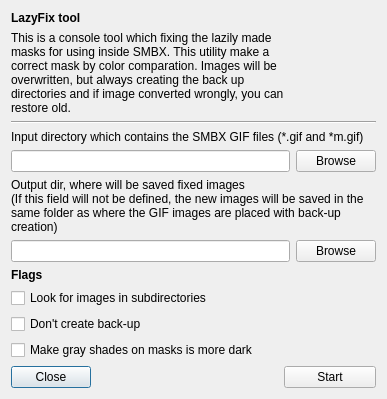
This is Editor/external_tools/lazyfixtool_gui.ui in WohlSoft/Moondust-Project as Qt 5 draws it before an edit. The edited form follows.
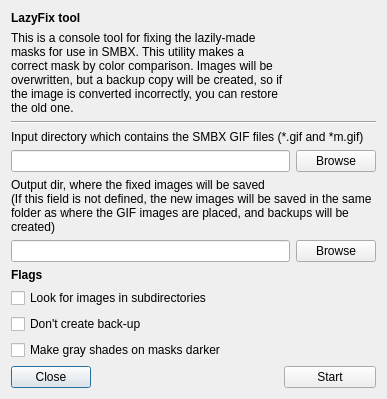
This is the edited form. Icons and pictures are not drawn.

Commit message: Spell Check & Proofreading

Patch:
```diff
--- a/Editor/external_tools/lazyfixtool_gui.ui
+++ b/Editor/external_tools/lazyfixtool_gui.ui
@@ -74,7 +74,7 @@
    <item row="10" column="0" colspan="5">
     <widget class="QCheckBox" name="grayMasks">
      <property name="text">
-      <string>Make gray shades on masks is more dark</string>
+      <string>Make gray shades on masks darker</string>
      </property>
     </widget>
    </item>
@@ -149,7 +149,7 @@
    <item row="1" column="0" colspan="3">
     <widget class="QLabel" name="label_3">
      <property name="text">
-      <string comment="About GIFs2PNG tool">This is a console tool which fixing the lazily made masks for using inside SMBX. This utility make a correct mask by color comparation. Images will be overwritten, but always creating the back up directories and if image converted wrongly, you can restore old.</string>
+      <string comment="About GIFs2PNG tool">This is a console tool for fixing the lazily-made masks for use in SMBX. This utility makes a correct mask by color comparison. Images will be overwritten, but a backup copy will be created, so if the image is converted incorrectly, you can restore the old one.</string>
      </property>
      <property name="alignment">
       <set>Qt::AlignLeading|Qt::AlignLeft|Qt::AlignTop</set>
@@ -162,8 +162,8 @@
    <item row="5" column="0" colspan="5">
     <widget class="QLabel" name="label_5">
      <property name="text">
-      <string>Output dir, where will be saved fixed images
-(If this field will not be defined, the new images will be saved in the same folder as where the GIF images are placed with back-up creation)</string>
+      <string>Output dir, where the fixed images will be saved 
+(If this field is not defined, the new images will be saved in the same folder as where the GIF images are placed, and backups will be created)</string>
      </property>
      <property name="alignment">
       <set>Qt::AlignBottom|Qt::AlignLeading|Qt::AlignLeft</set>
```
